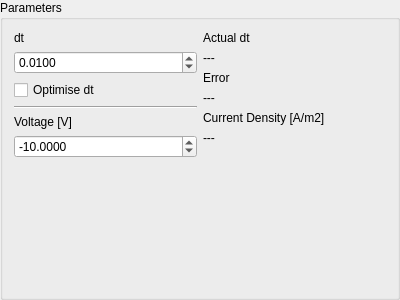
This is inputparameters.ui in hobrasoft/simul6 as Qt 5 draws it before an edit. The edited form follows.
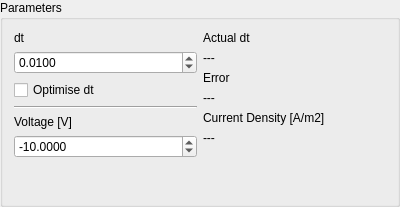
This is the edited form.

```diff
--- a/inputparameters.ui
+++ b/inputparameters.ui
@@ -7,7 +7,7 @@
     <x>0</x>
     <y>0</y>
     <width>400</width>
-    <height>300</height>
+    <height>207</height>
    </rect>
   </property>
   <property name="windowTitle">
```
